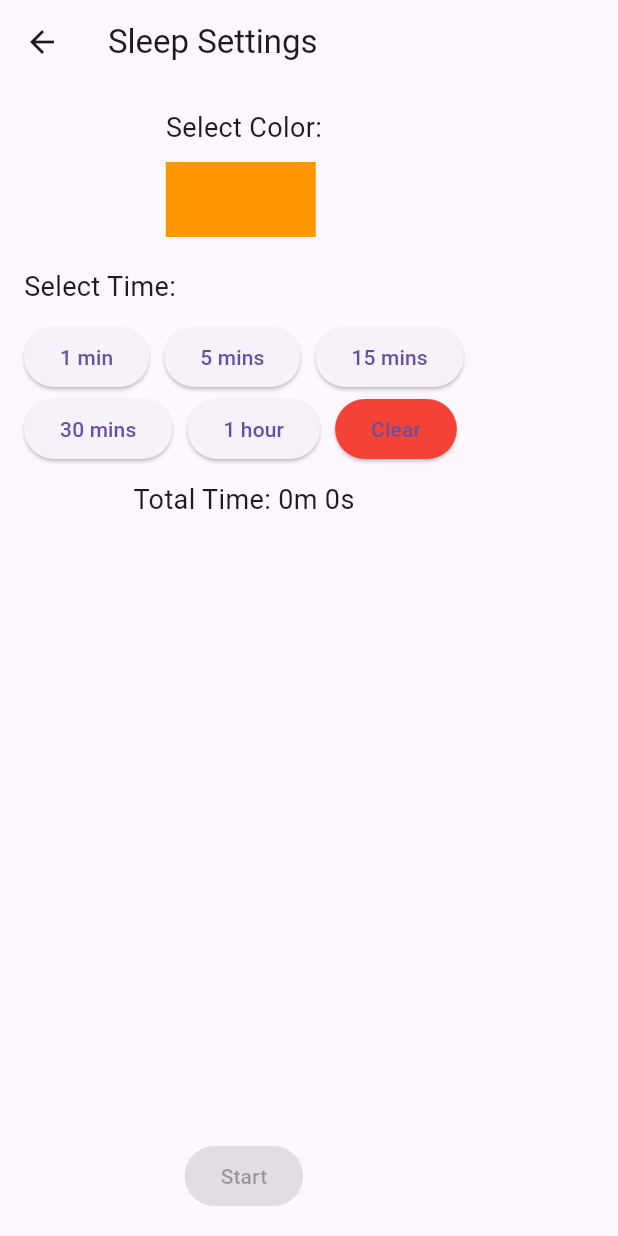
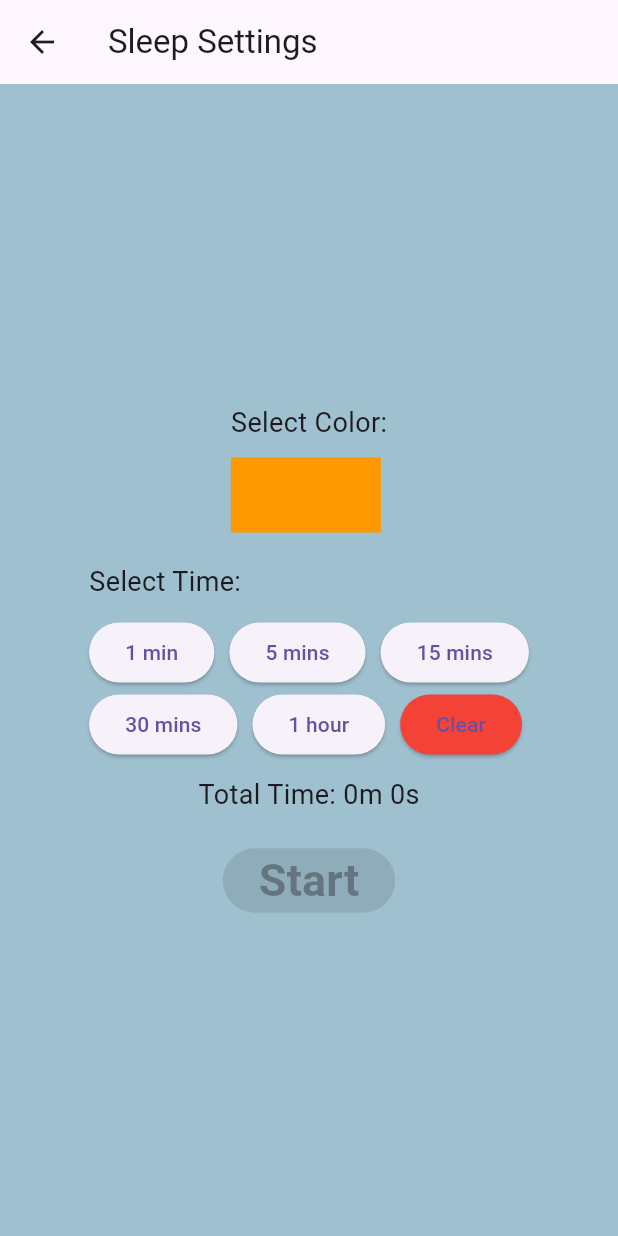
Before and after one commit to EmptyDeck/MobileApp_ScreenDimming, a Flutter app: the SleepSettingsPage screen opened directly, on a phone screen of 412 x 824 dp. Run offline on Flutter 3.47's test engine with Material 3 defaults, Android fonts, the light colour scheme and no system bars; our stand-ins replace audioplayers, flutter_colorpicker.

Commit message:
small updates

```diff
--- a/lib/pages/sleep_settings_page.dart
+++ b/lib/pages/sleep_settings_page.dart
@@ -37,9 +37,17 @@ class _SleepSettingsPageState extends State<SleepSettingsPage> {
       appBar: AppBar(
         title: Text('Sleep Settings'),
       ),
+      backgroundColor: const Color.fromARGB(
+          255, 159, 192, 207), // Replace with your desired color
       body: Padding(
         padding: EdgeInsets.all(16.0),
+        child: Center(
+          // Center the content horizontally and vertically
           child: Column(
+            mainAxisSize: MainAxisSize.min, // Wrap content vertically
+            mainAxisAlignment: MainAxisAlignment.center, // Center vertically
+            crossAxisAlignment:
+                CrossAxisAlignment.center, // Center horizontally
             children: [
               // Color Picker
               ColorPickerWidget(
@@ -62,7 +70,7 @@ class _SleepSettingsPageState extends State<SleepSettingsPage> {
                 'Total Time: ${formatTime(totalTimeInSeconds)}',
                 style: TextStyle(fontSize: 18),
               ),
-            Spacer(),
+              SizedBox(height: 20), // Add space before the button
               // Start Button
               ElevatedButton(
                 onPressed: totalTimeInSeconds > 0
@@ -78,9 +86,16 @@ class _SleepSettingsPageState extends State<SleepSettingsPage> {
                         );
                       }
                     : null,
-              child: Text('Start'),
+                child: Text(
+                  'Start',
+                  style: TextStyle(
+                    fontSize: 30, // Set font size
+                    fontWeight: FontWeight.bold, // Optional: Set font weight
+                  ),
+                ),
               ),
             ],
+          ),
         ),
       ),
     );
```
Also changed, not shown: flutter_launcher_icons.yaml (added, +32 -0 lines), lib/pages/wake_settings_page.dart (+8 -1 lines), pubspec.yaml (+26 -3 lines), assets/icon.png (added), assets/icon/icon.png (added), pubspec.lock, 74 other files. Lines whose indentation alone changed are shown as unchanged.
